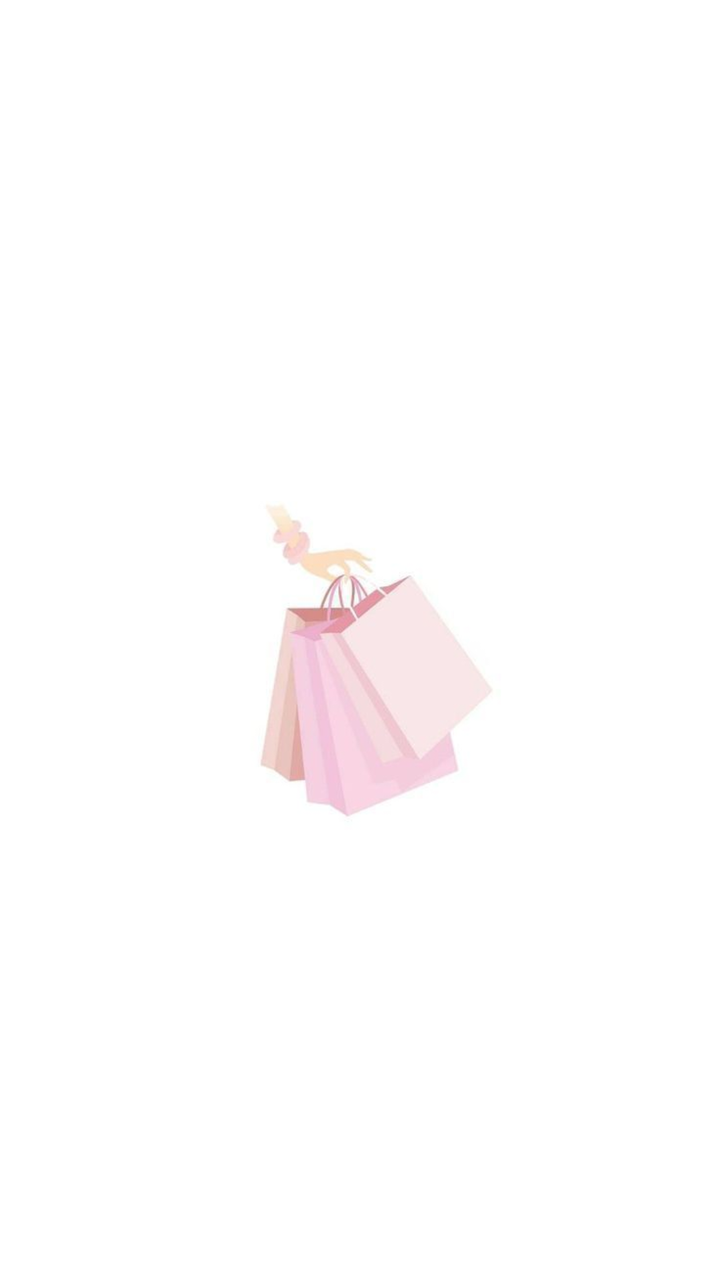
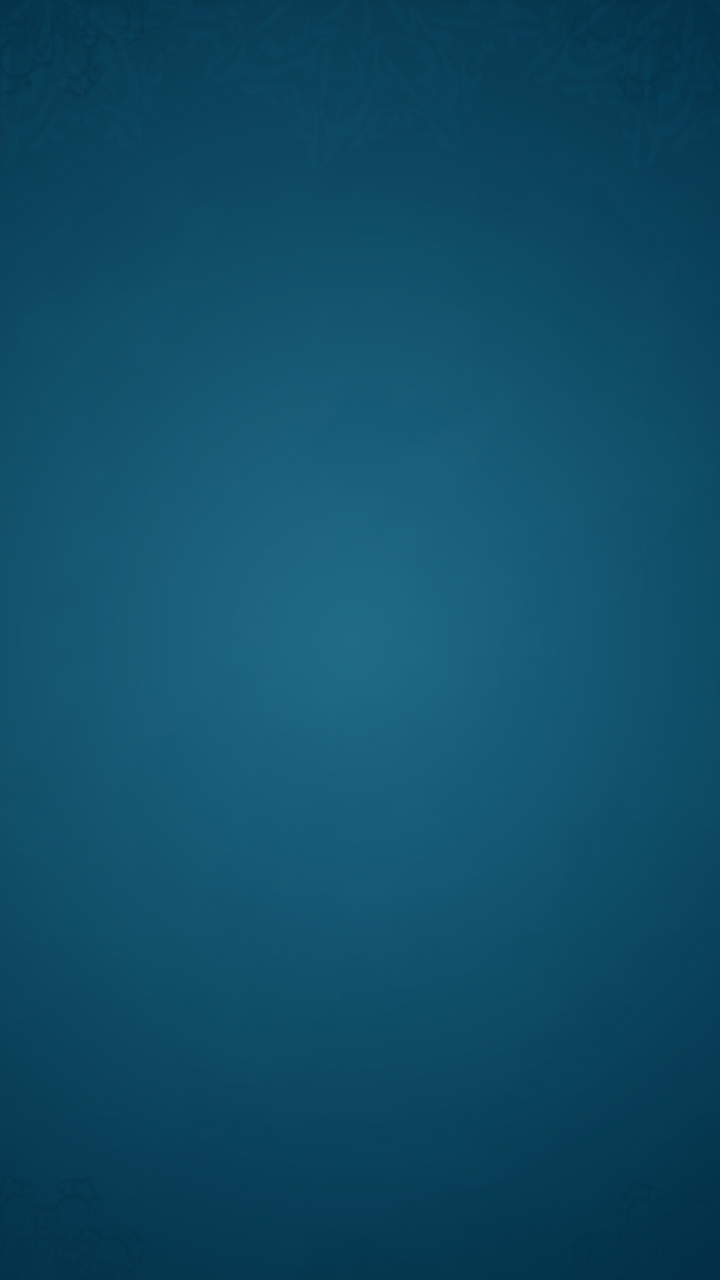

Compare the two renders of this Android layout. The source of the first and the diff that turns it into the second are given below.
<!-- AndroidManifest.xml: application theme Theme.OnlineShopping -->
<!-- res/layout/activity_sub_category.xml -->
<?xml version="1.0" encoding="utf-8"?>
<RelativeLayout xmlns:android="http://schemas.android.com/apk/res/android"
    xmlns:app="http://schemas.android.com/apk/res-auto"
    xmlns:tools="http://schemas.android.com/tools"
    android:layout_width="match_parent"
    android:layout_height="match_parent"
    android:background="@drawable/subcat"
    tools:context=".SubCategoryActivity">

    <androidx.recyclerview.widget.RecyclerView
        android:id="@+id/sub_category_recyclerview"
        android:layout_width="match_parent"
        android:layout_height="wrap_content"/>

</RelativeLayout>
<!-- resources referenced by this layout -->
<resources>
  <!-- drawable subcat: jpeg bitmap (drawable, 13605 bytes) -->
  <style name="Theme.OnlineShopping" parent="Theme.MaterialComponents.DayNight.DarkActionBar" />
</resources>

<!-- the commit's change to res/layout/activity_sub_category.xml (unified diff, before → after) -->
@@ -4,7 +4,7 @@
     xmlns:tools="http://schemas.android.com/tools"
     android:layout_width="match_parent"
     android:layout_height="match_parent"
-    android:background="@drawable/subcat"
+    android:background="@drawable/background"
     tools:context=".SubCategoryActivity">
 
     <androidx.recyclerview.widget.RecyclerView
<!-- resource entries referenced after the edit -->
@@ -1,6 +1,6 @@
 <!-- resources referenced by this layout -->
 <resources>
-  <!-- drawable subcat: jpeg bitmap (drawable, 13605 bytes) -->
+  <!-- drawable background: jpg bitmap (drawable, 49590 bytes) -->
   <style name="Theme.OnlineShopping" parent="Theme.MaterialComponents.DayNight.DarkActionBar" />
 </resources>
 
